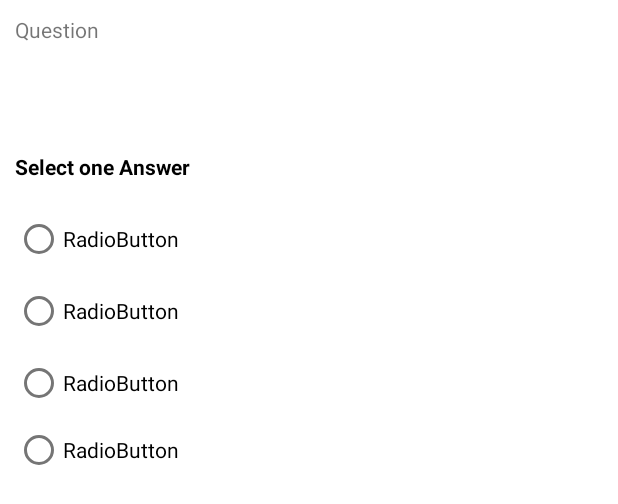
After one commit to Zaeem6100/ETS, an Android app: the layout layout_question.xml on its own in the app's theme, with its tools: preview values and no code run, on a phone screen of 412 x 824 dp. The commit adds this screen. Shown: the top 504 px of the screen. Run offline under Robolectric (Android 15) with nearby library versions, the phone set to English and light mode, and no system bars.

Commit message:
question layout added

```diff
--- a/app/src/main/java/com/developerx/ets/MainActivity.java
+++ b/app/src/main/java/com/developerx/ets/MainActivity.java
@@ -12,18 +12,33 @@ import androidx.core.content.ContextCompat;
 
 import android.content.pm.PackageManager;
 import android.os.Bundle;
+import android.widget.TextView;
 import android.widget.Toast;
+
+import com.chaquo.python.PyException;
+import com.chaquo.python.PyObject;
+import com.chaquo.python.Python;
+import com.chaquo.python.android.AndroidPlatform;
 
 public class MainActivity extends AppCompatActivity {
     private static final int RequestPermissionCode =7;
+    private TextView textView;
 
     @Override
     protected void onCreate(Bundle savedInstanceState) {
         super.onCreate(savedInstanceState);
 
-        if (!PermissionCheck()) {
-            requestPermission();
+//        if (!PermissionCheck()) {
+//            requestPermission();
+//        }
+        if(!Python.isStarted()){
+            Python.start(new AndroidPlatform(getApplicationContext()));
         }
+        Python py = Python.getInstance();
+        PyObject pyFunc = py.getModule("faceverify");
+        String hello = pyFunc.callAttr("helloworld").toString();
+        textView = findViewById(R.id.textView);
+        textView.setText(hello);
 
         setContentView(R.layout.activity_main);
 
--- a/app/src/main/res/layout/activity_main.xml
+++ b/app/src/main/res/layout/activity_main.xml
@@ -4,4 +4,15 @@
     xmlns:tools="http://schemas.android.com/tools"
     android:layout_width="match_parent"
     android:layout_height="match_parent"
-    tools:context=".MainActivity"/>
+    tools:context=".MainActivity"
+    >
+
+    <TextView
+        android:id="@+id/textView"
+        android:layout_width="297dp"
+        android:layout_height="213dp"
+        app:layout_constraintBottom_toBottomOf="parent"
+        app:layout_constraintEnd_toEndOf="parent"
+        app:layout_constraintStart_toStartOf="parent"
+        app:layout_constraintTop_toTopOf="parent" />
+</androidx.constraintlayout.widget.ConstraintLayout>
--- /dev/null
+++ b/app/src/main/res/layout/layout_question.xml
@@ -0,0 +1,68 @@
+<?xml version="1.0" encoding="utf-8"?>
+<androidx.constraintlayout.widget.ConstraintLayout xmlns:android="http://schemas.android.com/apk/res/android"
+    xmlns:app="http://schemas.android.com/apk/res-auto"
+    xmlns:tools="http://schemas.android.com/tools"
+    android:layout_width="match_parent"
+    android:layout_height="match_parent"
+    android:padding="10dp"
+    android:layout_centerHorizontal="true"
+    android:layout_centerVertical="true"
+    >
+
+    <TextView
+        android:id="@+id/question"
+        android:layout_width="match_parent"
+        android:layout_height="91dp"
+        android:text="Question"
+        app:layout_constraintEnd_toEndOf="parent"
+        app:layout_constraintStart_toStartOf="parent"
+        tools:layout_editor_absoluteY="0dp" />
+
+    <RadioGroup
+
+        android:layout_width="match_parent"
+        android:layout_height="185dp"
+        app:layout_constraintEnd_toEndOf="parent"
+        app:layout_constraintStart_toStartOf="parent"
+        app:layout_constraintTop_toBottomOf="@+id/textView3"
+        android:id="@+id/answers">
+
+        <RadioButton
+            android:id="@+id/as1"
+            android:layout_width="match_parent"
+            android:layout_height="wrap_content"
+            android:text="RadioButton" />
+
+        <RadioButton
+            android:id="@+id/as2"
+            android:layout_width="match_parent"
+            android:layout_height="wrap_content"
+            android:text="RadioButton" />
+
+        <RadioButton
+            android:id="@+id/as3"
+            android:layout_width="match_parent"
+            android:layout_height="wrap_content"
+            android:text="RadioButton" />
+
+        <RadioButton
+            android:id="@+id/as4"
+            android:layout_width="match_parent"
+            android:layout_height="wrap_content"
+            android:text="RadioButton" />
+    </RadioGroup>
+
+    <TextView
+        android:id="@+id/textView3"
+        android:layout_width="match_parent"
+        android:layout_height="34dp"
+        android:contextClickable="false"
+        android:freezesText="true"
+        android:text="Select one Answer"
+        android:textColor="@color/black"
+        android:textStyle="bold"
+        app:layout_constraintEnd_toEndOf="parent"
+        app:layout_constraintHorizontal_bias="0.494"
+        app:layout_constraintStart_toStartOf="parent"
+        app:layout_constraintTop_toBottomOf="@+id/question" />
+</androidx.constraintlayout.widget.ConstraintLayout>
```
Also changed, not shown: gradle/wrapper/gradle-wrapper.properties, 3 other files.
